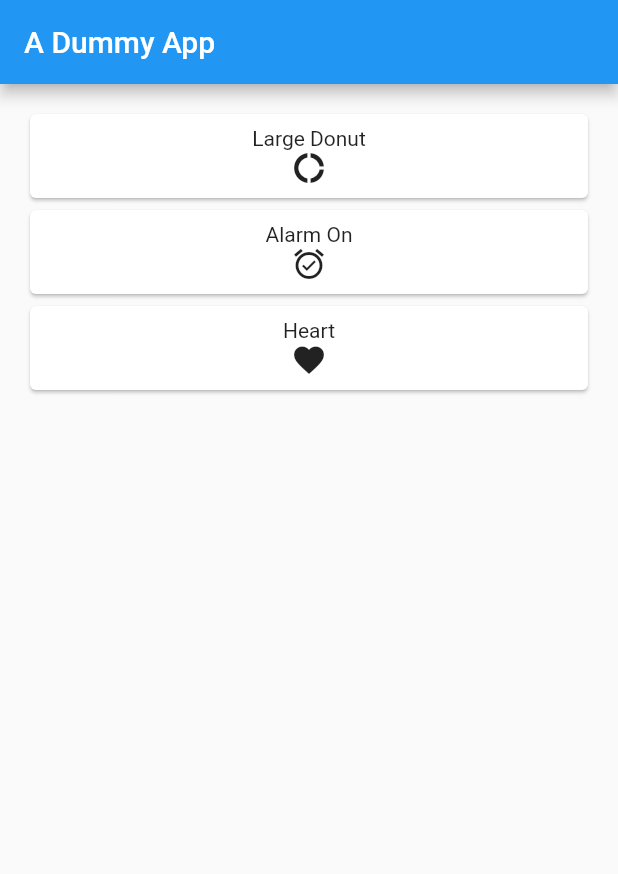
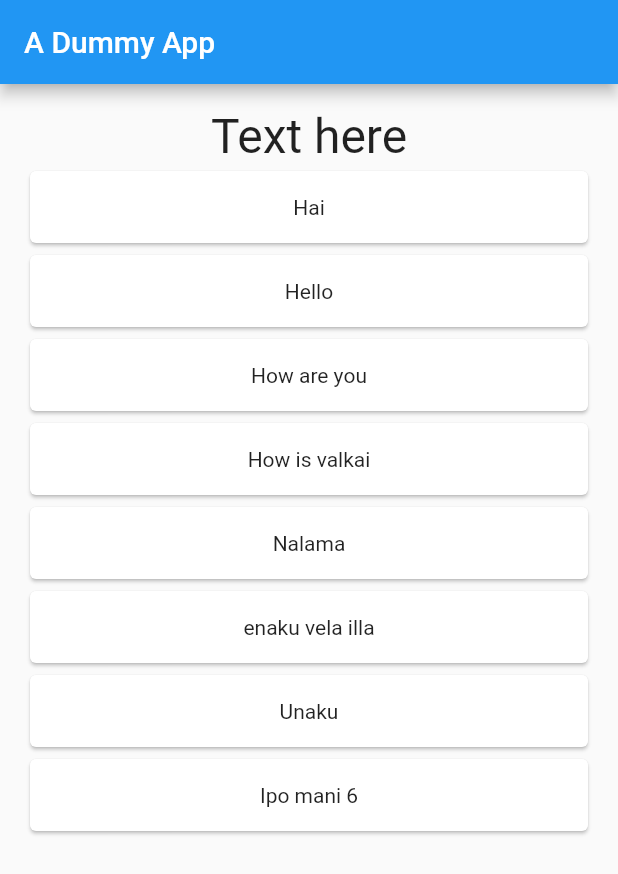
Before and after one commit to VineshRaju/test-flutter, a Flutter app: the screen it shows after launch, on a phone screen of 412 x 824 dp. Shown: the top 874 px of the screen. Run offline on Flutter 3.47's test engine with Material 2 defaults, Android fonts, the phone set to English and light mode, and no system bars.

Commit message:
I created my own listsgit add .

```diff
--- a/lib/main.dart
+++ b/lib/main.dart
@@ -14,20 +14,15 @@ class AStatelessWidget extends StatelessWidget {
       body: new Container(
         padding: new EdgeInsets.all(16.0),
         child: new Column(
-          crossAxisAlignment: CrossAxisAlignment.stretch,
           children: <Widget>[
-            new ACard(
-              title: new Text("Large Donut"),
-              icon: new Icon(Icons.donut_large),
+            new Center(
+              child: new Text(
+                "Text here",
+                style: new TextStyle(fontSize: 32.0),
+              ),
             ),
-            new ACard(
-              title: new Text("Alarm On"),
-              icon: new Icon(Icons.alarm_on),
-            ),
-            new ACard(
-              title: new Text("Heart"),
-              icon: new Icon(Icons.favorite),
-            ),
+            new AListView(list: ["Hai", "Hello", "How are you","How is valkai","Nalama",
+            "enaku vela illa","Unaku","Ipo mani 6"]),
           ],
         ),
       ),
@@ -36,9 +31,8 @@ class AStatelessWidget extends StatelessWidget {
 }
 
 class ACard extends StatelessWidget {
-  ACard({this.title, this.icon});
+  ACard({this.title});
 
-  final Widget icon;
   final Widget title;
 
   @override
@@ -46,12 +40,38 @@ class ACard extends StatelessWidget {
     return new Container(
       child: new Card(
         child: new Container(
-          padding: new EdgeInsets.all(8.0),
-          child: new Column(
-            children: <Widget>[this.title, this.icon],
+          padding: new EdgeInsets.all(16.0),
+          child: new Center(
+            child: this.title,
           ),
         ),
       ),
     );
   }
 }
+
+class AListView extends StatelessWidget {
+  AListView({this.list});
+
+  final List<String> list;
+
+  @override
+  Widget build(BuildContext context) {
+    return new Container(
+      child: new Column(
+        crossAxisAlignment: CrossAxisAlignment.stretch,
+        children: generateCards(this.list),
+      ),
+    );
+  }
+
+  List<Widget> generateCards(List<String> list) {
+    List<Widget> widgets = [];
+    for (String string in list) {
+      widgets.add(new ACard(
+        title: new Text(string),
+      ));
+    }
+    return widgets;
+  }
+}
```
